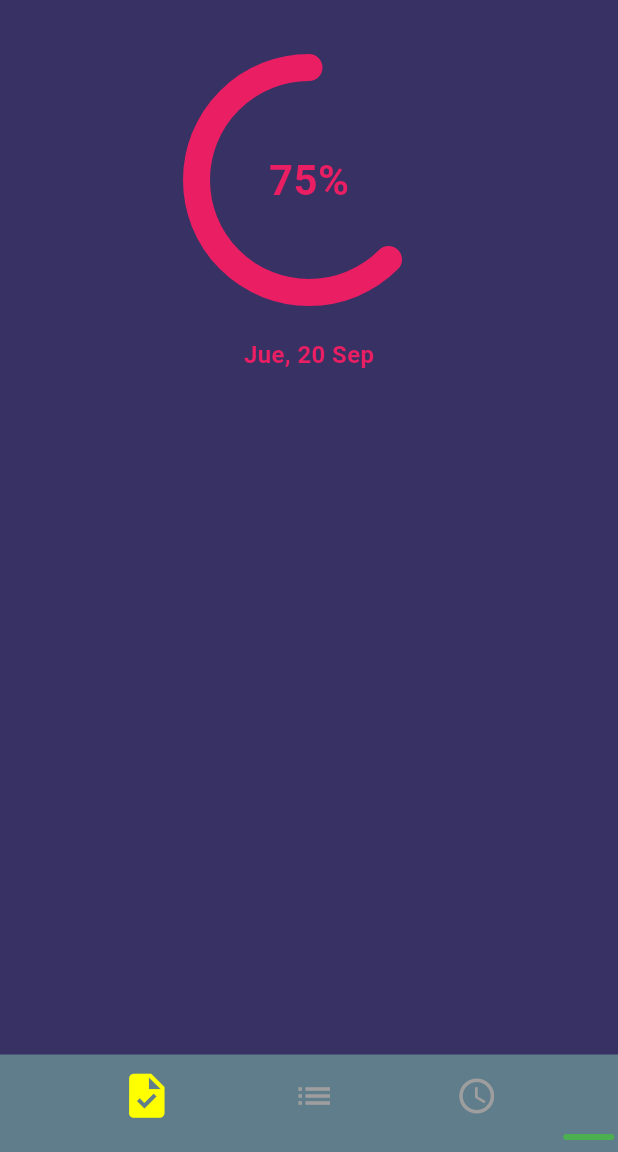
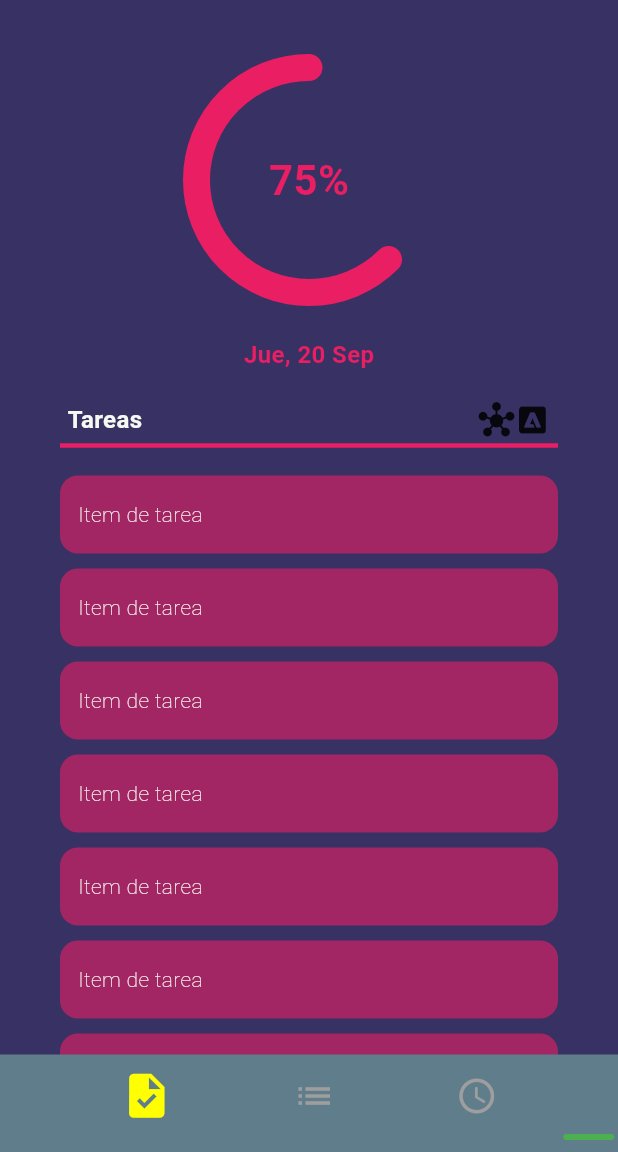
Before and after one commit to JoseYe628/productivity_app, a Flutter app: the screen it shows after launch, on a phone screen of 412 x 824 dp, the part 84-1236 px from its top. Run offline on Flutter 3.47's test engine with Material 3 defaults, Android fonts, the phone set to English and light mode, and no system bars; our stand-ins replace flutter_bloc.

Commit message:
Diseño de Lista de Tareas

```diff
--- a/lib/screens/home/screens/task_screen.dart
+++ b/lib/screens/home/screens/task_screen.dart
@@ -6,18 +6,22 @@ class TaskScreen extends StatelessWidget {
 
   @override
   Widget build(BuildContext context){
+
+
     return Container(
       height: double.infinity,
-      width: double.infinity,
       padding: EdgeInsets.symmetric(horizontal: 5),
+      child: SingleChildScrollView(
         child: Column(
           children: [
             SizedBox(height: 35,),
             TasksProgress(),
             SizedBox(height: 20,),
             _DateWidget(),
-          // TODO: TasksWidget
+            SizedBox(height: 20,),
+            TasksList(),
           ],
+        ),
       ),
     );
   }
--- /dev/null
+++ b/lib/widgets/tasks/tasks_list/tasks_list.dart
@@ -0,0 +1,39 @@
+
+import 'package:flutter/material.dart';
+import 'package:productivity_app/widgets/tasks/tasks_list/widgets/task_item.dart';
+import 'package:productivity_app/widgets/tasks/tasks_list/widgets/tasks_header.dart';
+
+class TasksList extends StatelessWidget {
+  const TasksList({super.key});
+
+  @override
+  Widget build(BuildContext context){
+    return Container(
+      child: Column(
+        children: [
+          TaskHeader(),
+          _TaskList(),
+        ],
+      ),
+    );
+  }
+}
+
+class _TaskList extends StatelessWidget {
+  const _TaskList({super.key});
+
+  @override
+  Widget build(BuildContext context){
+    return Container(
+      margin: EdgeInsets.symmetric(horizontal: 35, vertical: 10),
+      child: ListView.builder( // No afectará en el rendimiento porque es muy poco probable que se usen demasiados items
+        physics: NeverScrollableScrollPhysics(),
+        itemCount: 15,
+        shrinkWrap: true,
+        itemBuilder: (context, index) => TaskItem(
+          item: index,
+        ),
+      ),
+    );
+  }
+}
--- /dev/null
+++ b/lib/widgets/tasks/tasks_list/widgets/task_item.dart
@@ -0,0 +1,21 @@
+
+import 'package:flutter/material.dart';
+
+class TaskItem extends StatelessWidget {
+  const TaskItem ({super.key, required this.item});
+
+  final int item;
+
+  @override
+  Widget build(BuildContext context){
+    return Container(
+      margin: EdgeInsets.symmetric(vertical: 5),
+      padding: EdgeInsets.symmetric(vertical: 16, horizontal: 12),
+      decoration: BoxDecoration(
+        color: Colors.pink.withOpacity(0.6),
+        borderRadius: BorderRadius.all(Radius.circular(12)),
+      ),
+      child: Text("Item de tarea", style: TextStyle(fontWeight: FontWeight.w100),)
+    );
+  }
+}
--- /dev/null
+++ b/lib/widgets/tasks/tasks_list/widgets/tasks_header.dart
@@ -0,0 +1,34 @@
+
+import 'package:flutter/material.dart';
+
+class TaskHeader extends StatelessWidget {
+  const TaskHeader({super.key});
+
+  @override
+  Widget build(BuildContext context){
+    return Container(
+      margin: const EdgeInsets.symmetric(horizontal: 35),
+      child: Column(
+        children: [
+          Padding(
+            padding: const EdgeInsets.symmetric(horizontal: 5),
+            child: Row(
+              mainAxisAlignment: MainAxisAlignment.spaceBetween,
+              children: [
+                Text("Tareas", style: TextStyle(fontWeight: FontWeight.bold, fontSize: 16),),
+                Row(
+                  mainAxisSize: MainAxisSize.min,
+                  children: [
+                    Icon(Icons.hub),
+                    Icon(Icons.adobe),
+                  ],
+                ),
+              ],
+            ),
+          ),
+          Divider(color: Colors.pink, height: 10, thickness: 3,)
+        ],
+      ),
+    );
+  }
+}
--- a/lib/widgets/widgets.dart
+++ b/lib/widgets/widgets.dart
@@ -1,5 +1,5 @@
-
 
 export 'package:productivity_app/widgets/custom_bottom_navigation_bar/custom_bottom_navigation_bar.dart';
 export 'package:productivity_app/widgets/custom_bottom_navigation_bar/widgets/widgets.dart';
 export 'package:productivity_app/widgets/tasks/tasks_progress/tasks_progress.dart';
+export 'package:productivity_app/widgets/tasks/tasks_list/tasks_list.dart';
```
Lines whose indentation alone changed are shown as unchanged.
